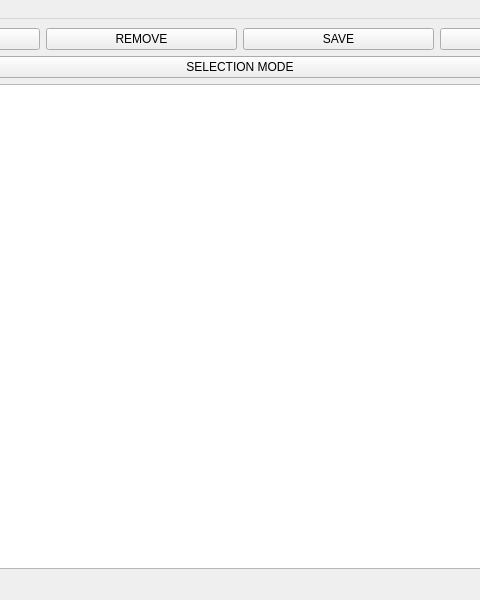
Before: the Qt Designer form mainwindow.ui in vanish194/QueryDataBaseEditor, drawn with Qt 5; both pictures show x 160 to 640 and y 0 to 600 of the 800 by 600 pixel window.
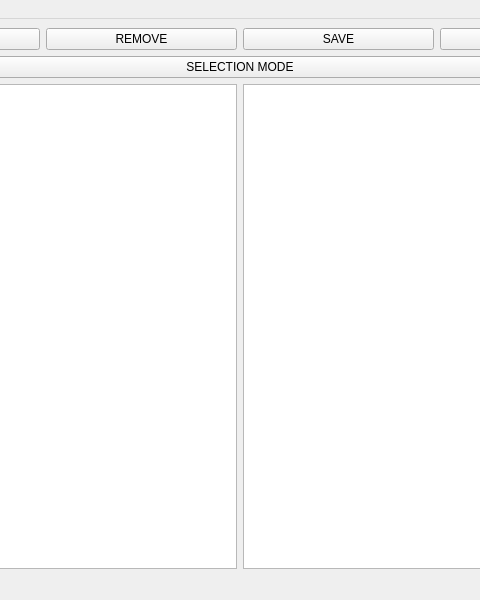
After: the same form once the commit is applied.

Patch:
```diff
--- a/mainwindow.ui
+++ b/mainwindow.ui
@@ -20,7 +20,7 @@
    <layout class="QGridLayout" name="gridLayout_2">
     <item row="0" column="0">
      <layout class="QGridLayout" name="gridLayout">
-      <item row="1" column="0">
+      <item row="1" column="1">
        <layout class="QVBoxLayout" name="verticalLayout">
         <item>
          <layout class="QHBoxLayout" name="horizontalLayout">
@@ -62,11 +62,18 @@
          </widget>
         </item>
         <item>
+         <layout class="QHBoxLayout" name="horizontalLayout_2">
+          <item>
+           <widget class="QTreeView" name="treeView"/>
+          </item>
+          <item>
          <widget class="QTableView" name="tableView">
           <property name="sortingEnabled">
            <bool>false</bool>
           </property>
          </widget>
+          </item>
+         </layout>
         </item>
        </layout>
       </item>
```
Lines whose indentation alone changed are shown as unchanged.
